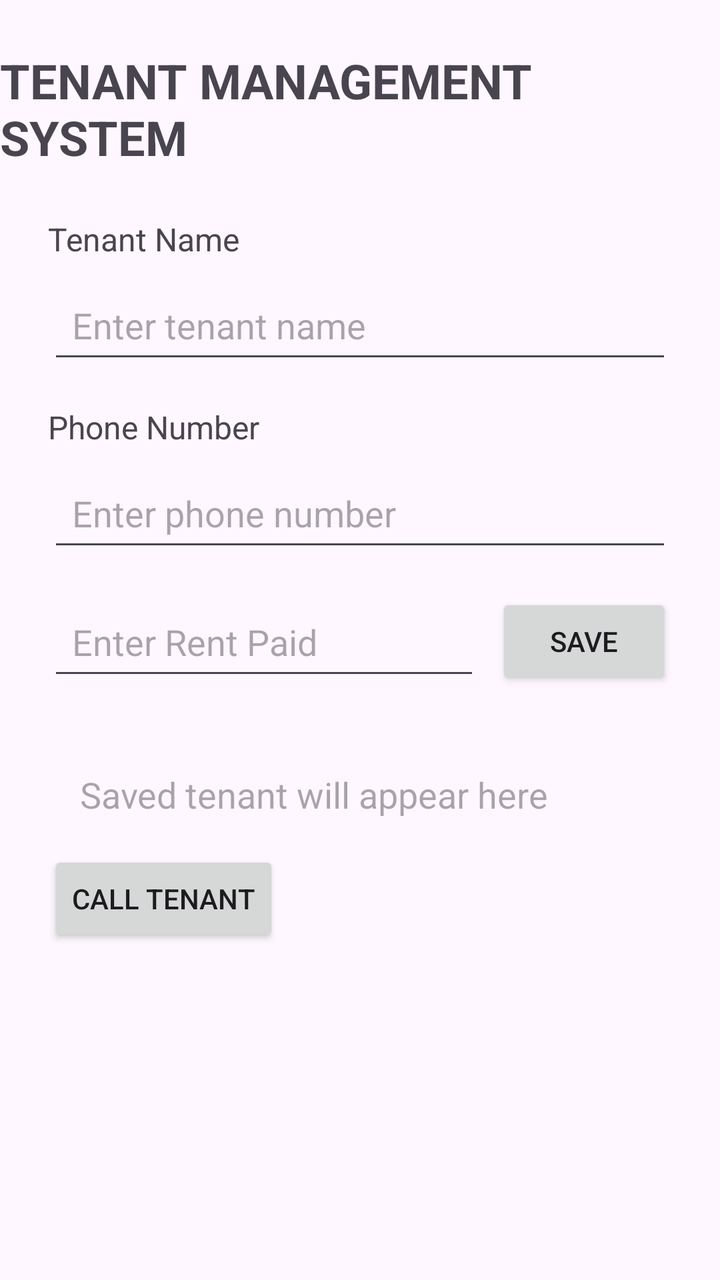
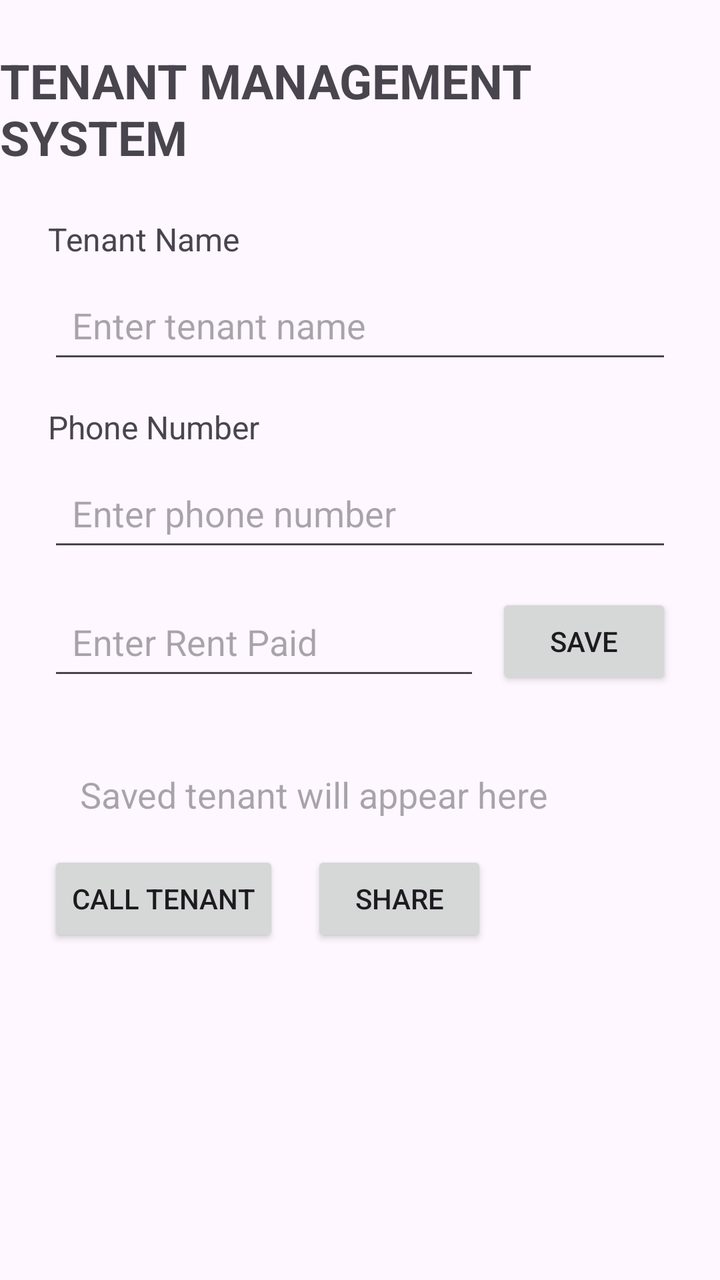

Two renders of the same Android screen: before a commit and after it. Below are the layout's source before the change and the commit's diff.
<!-- AndroidManifest.xml: application theme Theme.TenantManagementSystem -->
<!-- res/layout/activity_main.xml -->
<?xml version="1.0" encoding="utf-8"?>
<layout xmlns:android="http://schemas.android.com/apk/res/android"
    xmlns:app="http://schemas.android.com/apk/res-auto">

    <data>
        <variable
            name="tenant"
            type="com.example.tenantmanagementsystem.Tenant" />

    </data>

    <androidx.constraintlayout.widget.ConstraintLayout
        android:id="@+id/main"
        android:layout_width="match_parent"
        android:layout_height="match_parent">

        <TextView
            android:id="@+id/titleTextView"
            android:layout_width="wrap_content"
            android:layout_height="wrap_content"
            android:text="TENANT MANAGEMENT SYSTEM"
            android:textSize="24sp"
            android:textStyle="bold"
            android:layout_marginTop="24dp"
            app:layout_constraintTop_toTopOf="parent"
            app:layout_constraintStart_toStartOf="parent"
            app:layout_constraintEnd_toEndOf="parent" />

        <TextView
            android:id="@+id/tenantNameLabel"
            android:layout_width="wrap_content"
            android:layout_height="wrap_content"
            android:text="Tenant Name"
            android:textSize="16sp"
            android:layout_marginTop="24dp"
            android:layout_marginStart="24dp"
            app:layout_constraintTop_toBottomOf="@id/titleTextView"
            app:layout_constraintStart_toStartOf="parent" />

        <EditText
            android:id="@+id/tenantNameEditText"
            android:layout_width="0dp"
            android:layout_height="wrap_content"
            android:hint="Enter tenant name"
            android:minHeight="48dp"
            android:padding="12dp"
            android:layout_marginTop="8dp"
            android:layout_marginStart="24dp"
            android:layout_marginEnd="24dp"
            app:layout_constraintTop_toBottomOf="@id/tenantNameLabel"
            app:layout_constraintStart_toStartOf="parent"
            app:layout_constraintEnd_toEndOf="parent" />

        <TextView
            android:id="@+id/phoneLabel"
            android:layout_width="wrap_content"
            android:layout_height="wrap_content"
            android:text="Phone Number"
            android:textSize="16sp"
            android:layout_marginTop="16dp"
            android:layout_marginStart="24dp"
            app:layout_constraintTop_toBottomOf="@id/tenantNameEditText"
            app:layout_constraintStart_toStartOf="parent" />

        <EditText
            android:id="@+id/phoneEditText"
            android:layout_width="0dp"
            android:layout_height="wrap_content"
            android:hint="Enter phone number"
            android:inputType="phone"
            android:minHeight="48dp"
            android:padding="12dp"
            android:layout_marginTop="8dp"
            android:layout_marginStart="24dp"
            android:layout_marginEnd="24dp"
            app:layout_constraintTop_toBottomOf="@id/phoneLabel"
            app:layout_constraintStart_toStartOf="parent"
            app:layout_constraintEnd_toEndOf="parent" />

        <EditText
            android:id="@+id/rentEditText"
            android:layout_width="0dp"
            android:layout_height="wrap_content"
            android:hint="Enter Rent Paid"
            android:inputType="numberDecimal"
            android:minHeight="48dp"
            android:padding="12dp"
            android:layout_marginStart="24dp"
            android:layout_marginTop="16dp"
            android:layout_marginEnd="8dp"
            app:layout_constraintTop_toBottomOf="@id/phoneEditText"
            app:layout_constraintStart_toStartOf="parent"
            app:layout_constraintEnd_toStartOf="@id/saveButton" />

        <Button
            android:id="@+id/saveButton"
            android:layout_width="wrap_content"
            android:layout_height="wrap_content"
            android:text="SAVE"
            android:layout_marginEnd="24dp"
            app:layout_constraintTop_toTopOf="@id/rentEditText"
            app:layout_constraintEnd_toEndOf="parent" />

        <TextView
            android:id="@+id/tenantResultTextView"
            android:layout_width="0dp"
            android:layout_height="wrap_content"
            android:text="@{tenant.summary()}"
            android:hint="Saved tenant will appear here"
            android:textSize="18sp"
            android:padding="16dp"
            android:layout_margin="24dp"
            app:layout_constraintTop_toBottomOf="@id/rentEditText"
            app:layout_constraintStart_toStartOf="parent"
            app:layout_constraintEnd_toEndOf="parent" />


        <TextView
            android:id="@+id/tenantNameHeaderTextView"
            android:layout_width="wrap_content"
            android:layout_height="wrap_content"
            android:layout_marginTop="16dp"
            android:text="@{tenant.name}"
            android:textSize="22sp"
            android:textStyle="bold"
            app:layout_constraintEnd_toEndOf="parent"
            app:layout_constraintStart_toStartOf="parent"
            app:layout_constraintTop_toBottomOf="@id/tenantResultTextView" />
        <Button
            android:id="@+id/callButton"
            android:layout_width="wrap_content"
            android:layout_height="wrap_content"
            android:text="CALL TENANT"
            android:layout_marginStart="24dp"
            app:layout_constraintTop_toBottomOf="@id/tenantResultTextView"
            app:layout_constraintStart_toStartOf="parent" />
    </androidx.constraintlayout.widget.ConstraintLayout>
</layout>
<!-- resources referenced by this layout -->
<resources>
  <style name="Theme.TenantManagementSystem" parent="Base.Theme.TenantManagementSystem" />
  <style name="Base.Theme.TenantManagementSystem" parent="Theme.Material3.DayNight.NoActionBar">
          
          
      </style>
</resources>

<!-- the commit's change to res/layout/activity_main.xml (unified diff, before → after) -->
@@ -134,5 +134,13 @@
             android:layout_marginStart="24dp"
             app:layout_constraintTop_toBottomOf="@id/tenantResultTextView"
             app:layout_constraintStart_toStartOf="parent" />
+        <Button
+            android:id="@+id/shareButton"
+            android:layout_width="wrap_content"
+            android:layout_height="wrap_content"
+            android:text="SHARE"
+            android:layout_marginStart="16dp"
+            app:layout_constraintTop_toBottomOf="@id/tenantResultTextView"
+            app:layout_constraintStart_toEndOf="@id/callButton" />
     </androidx.constraintlayout.widget.ConstraintLayout>
 </layout>
